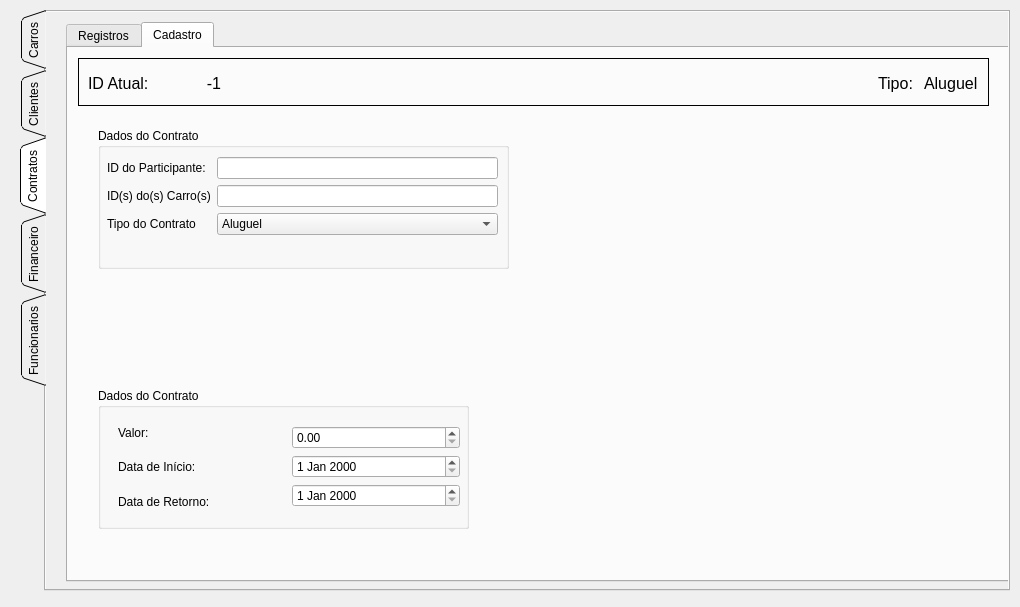
mathiashemmer/uni-devops, file Carluguel/modulescreen.ui: the form before one commit.
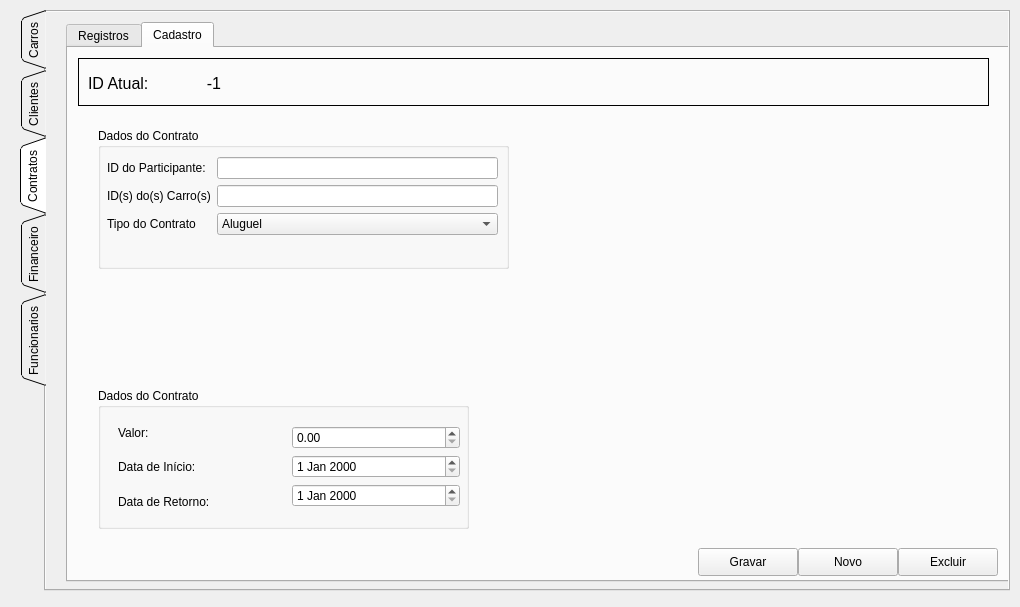
The form after the commit. The open tabs and pages were chosen to show the change.

The edit to the form file:
```diff
--- a/Carluguel/modulescreen.ui
+++ b/Carluguel/modulescreen.ui
@@ -1624,49 +1624,6 @@
          </rect>
         </property>
         <layout class="QGridLayout" name="gl_contratos_cadastro">
-         <item row="0" column="2">
-          <spacer name="horizontalSpacer_5">
-           <property name="minimumSize">
-            <size>
-             <width>80</width>
-             <height>24</height>
-            </size>
-           </property>
-           <property name="orientation">
-            <enum>Qt::Horizontal</enum>
-           </property>
-           <property name="sizeHint" stdset="0">
-            <size>
-             <width>77</width>
-             <height>21</height>
-            </size>
-           </property>
-          </spacer>
-         </item>
-         <item row="0" column="3">
-          <widget class="QLabel" name="lbl_contratos_cadastro_tipo">
-           <property name="minimumSize">
-            <size>
-             <width>0</width>
-             <height>0</height>
-            </size>
-           </property>
-           <property name="font">
-            <font>
-             <pointsize>12</pointsize>
-            </font>
-           </property>
-           <property name="frameShape">
-            <enum>QFrame::NoFrame</enum>
-           </property>
-           <property name="text">
-            <string>Tipo: </string>
-           </property>
-           <property name="indent">
-            <number>-1</number>
-           </property>
-          </widget>
-         </item>
          <item row="0" column="0">
           <widget class="QLabel" name="lbl_contratos_cadastro_idatual">
            <property name="minimumSize">
@@ -1727,29 +1684,24 @@
            </property>
           </widget>
          </item>
-         <item row="0" column="4">
-          <widget class="QLabel" name="lbl_contratos_cadastro_tipoo">
+         <item row="0" column="2">
+          <spacer name="horizontalSpacer_5">
            <property name="minimumSize">
             <size>
-             <width>0</width>
-             <height>0</height>
+             <width>80</width>
+             <height>24</height>
             </size>
            </property>
-           <property name="font">
-            <font>
-             <pointsize>12</pointsize>
-            </font>
+           <property name="orientation">
+            <enum>Qt::Horizontal</enum>
            </property>
-           <property name="frameShape">
-            <enum>QFrame::NoFrame</enum>
+           <property name="sizeHint" stdset="0">
+            <size>
+             <width>77</width>
+             <height>21</height>
+            </size>
            </property>
-           <property name="text">
-            <string>Aluguel</string>
-           </property>
-           <property name="indent">
-            <number>-1</number>
-           </property>
-          </widget>
+          </spacer>
          </item>
         </layout>
        </widget>
@@ -1797,7 +1749,7 @@
           <widget class="QLineEdit" name="lineEdit"/>
          </item>
          <item row="2" column="0">
-          <widget class="QLabel" name="label_21">
+          <widget class="QLabel" name="lbl_contratos_cadastro_tipo">
            <property name="text">
             <string>Tipo do Contrato</string>
            </property>
@@ -1891,6 +1843,45 @@
         </layout>
        </widget>
       </widget>
+      <widget class="QPushButton" name="btn_contratos_cadastro_gravar">
+       <property name="geometry">
+        <rect>
+         <x>630</x>
+         <y>500</y>
+         <width>100</width>
+         <height>28</height>
+        </rect>
+       </property>
+       <property name="text">
+        <string>Gravar</string>
+       </property>
+      </widget>
+      <widget class="QPushButton" name="btn_contratos_cadastro_excluir">
+       <property name="geometry">
+        <rect>
+         <x>830</x>
+         <y>500</y>
+         <width>100</width>
+         <height>28</height>
+        </rect>
+       </property>
+       <property name="text">
+        <string>Excluir</string>
+       </property>
+      </widget>
+      <widget class="QPushButton" name="btn_contratos_cadastro_novo">
+       <property name="geometry">
+        <rect>
+         <x>730</x>
+         <y>500</y>
+         <width>100</width>
+         <height>28</height>
+        </rect>
+       </property>
+       <property name="text">
+        <string>Novo</string>
+       </property>
+      </widget>
      </widget>
     </widget>
    </widget>
```
Left out of the diff: 82 changed lines with no effect on the pictures.
